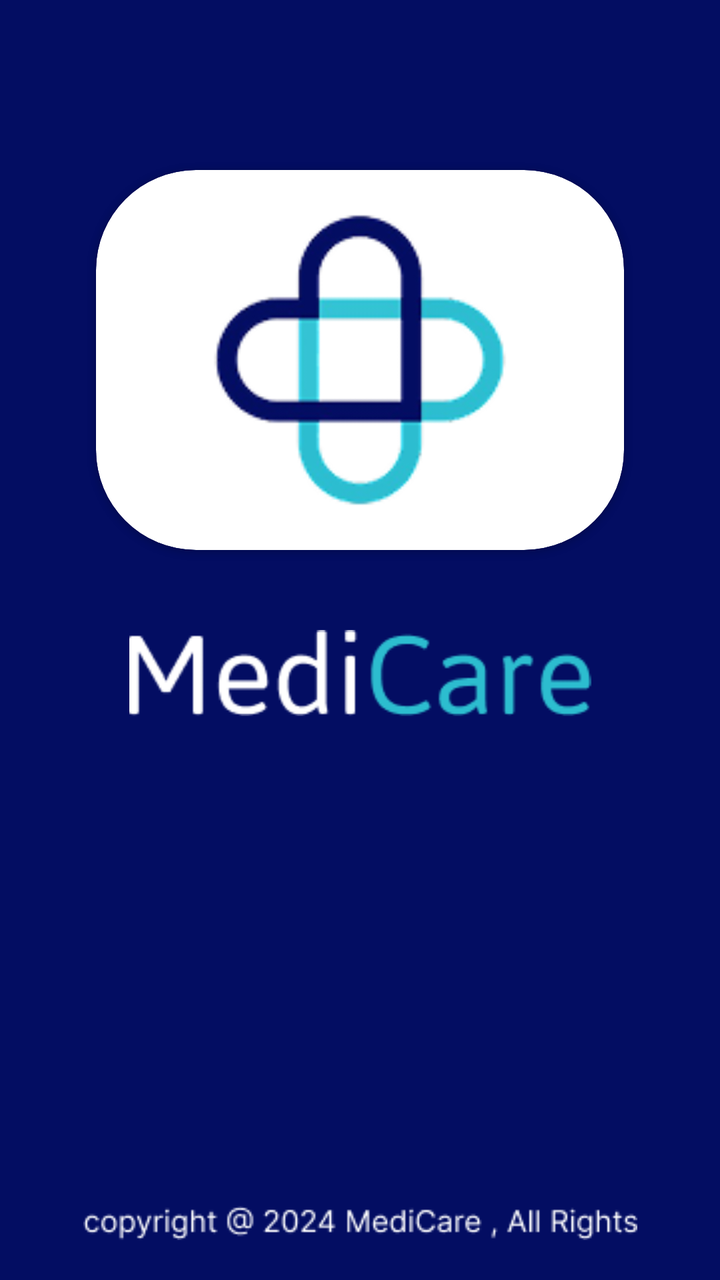
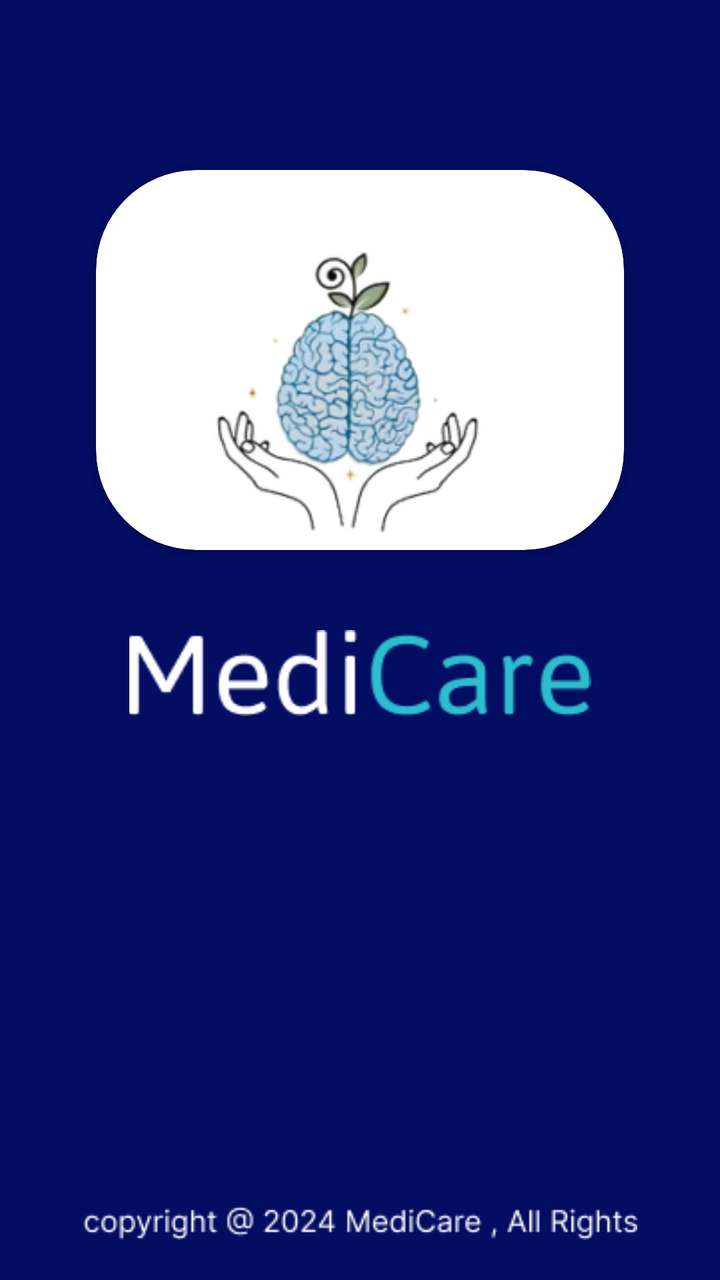

Two renders of the same Android screen: before a commit and after it. Below are the layout's source before the change and the commit's diff.
<!-- AndroidManifest.xml: application theme Theme.MediCare -->
<!-- res/layout/activity_main.xml -->
<?xml version="1.0" encoding="utf-8"?>
<androidx.constraintlayout.widget.ConstraintLayout xmlns:android="http://schemas.android.com/apk/res/android"
    xmlns:app="http://schemas.android.com/apk/res-auto"
    xmlns:tools="http://schemas.android.com/tools"
    android:id="@+id/main"
    android:layout_width="match_parent"
    android:layout_height="match_parent"
    tools:context=".activity.MainActivity">

    <androidx.cardview.widget.CardView
        android:id="@+id/cardView"
        android:layout_width="264dp"
        android:layout_height="190dp"
        android:layout_marginTop="85dp"
        app:cardCornerRadius="50dp"
        android:backgroundTint="@color/white"
        app:layout_constraintEnd_toEndOf="parent"
        app:layout_constraintStart_toStartOf="parent"
        app:layout_constraintTop_toTopOf="parent">

        <androidx.constraintlayout.widget.ConstraintLayout
            android:layout_width="match_parent"
            android:layout_height="match_parent">

            <ImageView
                android:layout_width="match_parent"
                android:layout_height="match_parent"
                android:src="@drawable/medicare" />
        </androidx.constraintlayout.widget.ConstraintLayout>
    </androidx.cardview.widget.CardView>

    <ImageView
        android:layout_width="264dp"
        android:layout_height="wrap_content"
        android:layout_marginTop="40dp"
        android:src="@drawable/medicaretext"
        app:layout_constraintEnd_toEndOf="@+id/cardView"
        app:layout_constraintStart_toStartOf="@+id/cardView"
        app:layout_constraintTop_toBottomOf="@+id/cardView" />

    <ImageView
        android:layout_width="279dp"
        android:layout_height="17dp"
        android:layout_marginBottom="20dp"
        android:src="@drawable/copyright"
        app:layout_constraintBottom_toBottomOf="parent"
        app:layout_constraintEnd_toEndOf="parent"
        app:layout_constraintStart_toStartOf="parent" />
</androidx.constraintlayout.widget.ConstraintLayout>
<!-- resources referenced by this layout -->
<resources>
  <color name="white">#FFFFFFFF</color>
  <!-- drawable copyright: png bitmap (drawable, 2314 bytes) -->
  <!-- drawable medicare: png bitmap (drawable, 11146 bytes) -->
  <!-- drawable medicaretext: png bitmap (drawable, 3720 bytes) -->
  <style name="Theme.MediCare" parent="Base.Theme.MediCare" />
  <style name="Base.Theme.MediCare" parent="Theme.MaterialComponents.DayNight.NoActionBar">
          <item name="colorPrimary">#2CBDCF</item>
          <item name="colorSecondary">#2CBDCF</item>
          <item name="android:textColorPrimary">@color/white</item>
          <item name="colorPrimaryDark">#030D62</item>
          <item name="android:windowBackground">#030D62</item>
          <item name="android:navigationBarColor">#030D62</item>
      </style>
</resources>

<!-- the commit's change to res/layout/activity_main.xml (unified diff, before → after) -->
@@ -25,7 +25,7 @@
             <ImageView
                 android:layout_width="match_parent"
                 android:layout_height="match_parent"
-                android:src="@drawable/medicare" />
+                android:src="@drawable/logo" />
         </androidx.constraintlayout.widget.ConstraintLayout>
     </androidx.cardview.widget.CardView>
 
<!-- resource entries referenced after the edit -->
@@ -2,7 +2,7 @@
 <resources>
   <color name="white">#FFFFFFFF</color>
   <!-- drawable copyright: png bitmap (drawable, 2314 bytes) -->
-  <!-- drawable medicare: png bitmap (drawable, 11146 bytes) -->
+  <!-- drawable logo: png bitmap (drawable, 34873 bytes) -->
   <!-- drawable medicaretext: png bitmap (drawable, 3720 bytes) -->
   <style name="Theme.MediCare" parent="Base.Theme.MediCare" />
   <style name="Base.Theme.MediCare" parent="Theme.MaterialComponents.DayNight.NoActionBar">
